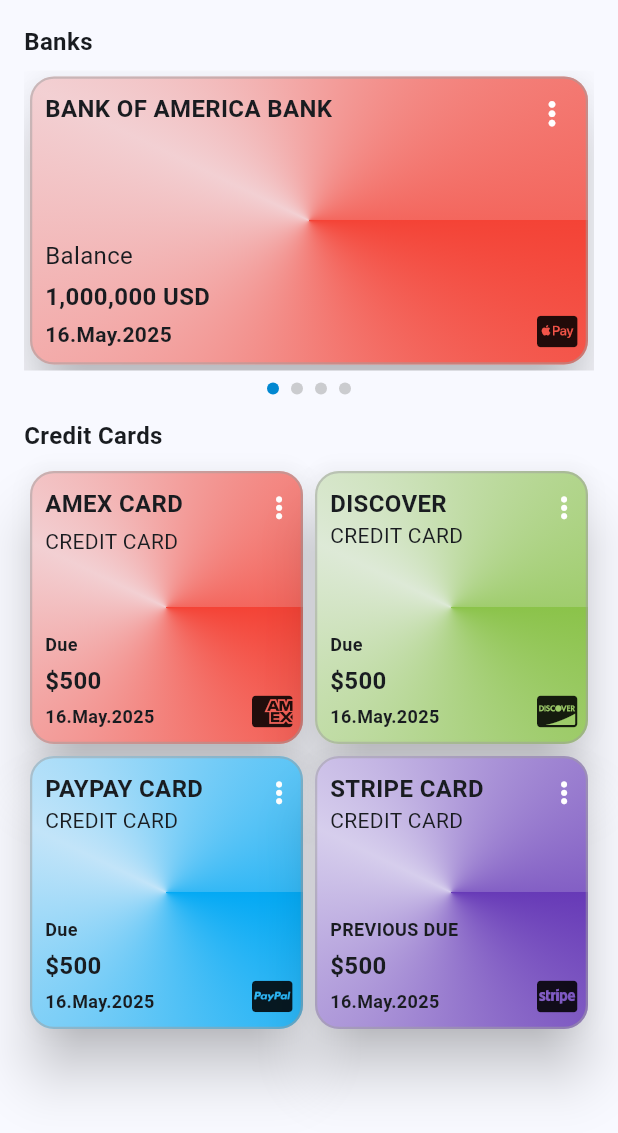
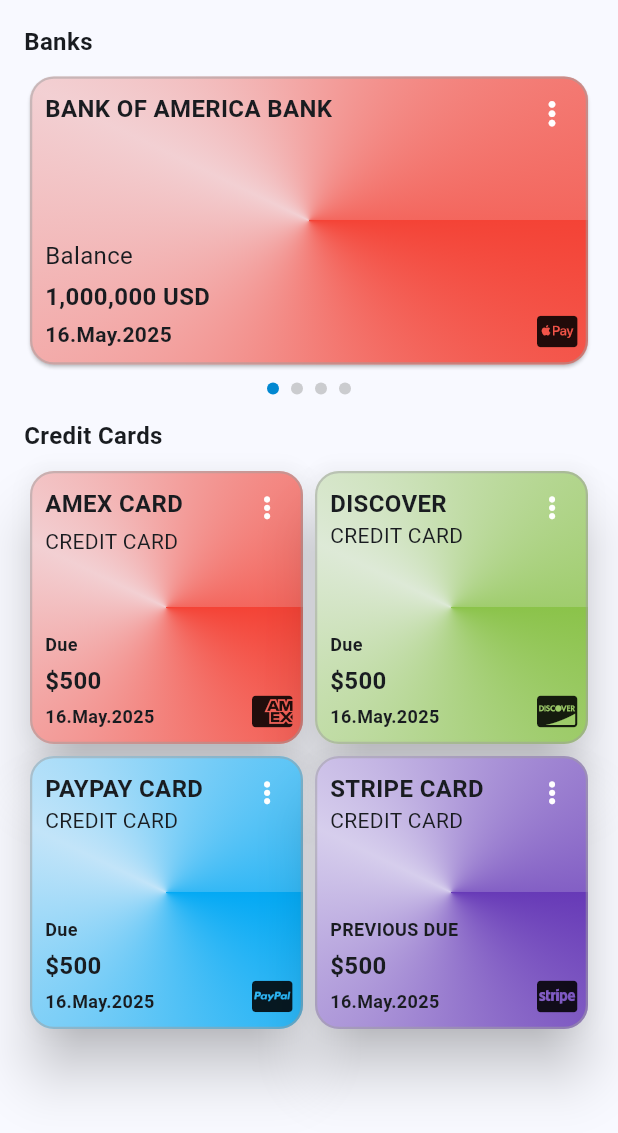
Before and after one commit to Sophanith9108/pbma, a Flutter app: the AccountScreen widget shown alone on an empty page, opened directly, on a phone screen of 412 x 824 dp. Shown: the top 1133 px of the screen. Run offline on Flutter 3.47's test engine with Material 3 defaults, Android fonts, the phone set to English and light mode, and no system bars; drawn by our look-alikes of carousel_slider, smooth_page_indicator; our stand-ins replace fluttertoast, font_awesome_flutter, get, google_fonts; Roboto replaces fonts that are missing (Angkor, Battambang).

Commit message:
feat: Update AccountScreen and TransactionController for improved UI and transaction handling

```diff
--- a/lib/account_controller.dart
+++ b/lib/account_controller.dart
@@ -42,7 +42,6 @@ class AccountController extends GetxController {
   Future<void> setData() async {
     banks = [
       Card(
-        elevation: AppDimensions.elevation,
         shape: RoundedRectangleBorder(
           borderRadius: BorderRadius.circular(AppDimensions.borderRadius),
           side: BorderSide(
@@ -50,6 +49,9 @@ class AccountController extends GetxController {
             color: Colors.grey.withValues(alpha: .5),
           ),
         ),
+        child: InkWell(
+          onTap: () {},
+          borderRadius: BorderRadius.circular(AppDimensions.borderRadius),
           child: Container(
             decoration: BoxDecoration(
               gradient: Colors.red.sweepGradient,
@@ -108,8 +110,8 @@ class AccountController extends GetxController {
             ),
           ),
         ),
+      ),
       Card(
-        elevation: AppDimensions.elevation,
         shape: RoundedRectangleBorder(
           borderRadius: BorderRadius.circular(AppDimensions.borderRadius),
           side: BorderSide(
@@ -117,6 +119,9 @@ class AccountController extends GetxController {
             color: Colors.grey.withValues(alpha: .5),
           ),
         ),
+        child: InkWell(
+          onTap: () {},
+          borderRadius: BorderRadius.circular(AppDimensions.borderRadius),
           child: Container(
             decoration: BoxDecoration(
               gradient: Colors.green.sweepGradient,
@@ -175,8 +180,8 @@ class AccountController extends GetxController {
             ),
           ),
         ),
+      ),
       Card(
-        elevation: AppDimensions.elevation,
         shape: RoundedRectangleBorder(
           borderRadius: BorderRadius.circular(AppDimensions.borderRadius),
           side: BorderSide(
@@ -184,6 +189,9 @@ class AccountController extends GetxController {
             color: Colors.grey.withValues(alpha: .5),
           ),
         ),
+        child: InkWell(
+          onTap: () {},
+          borderRadius: BorderRadius.circular(AppDimensions.borderRadius),
           child: Container(
             decoration: BoxDecoration(
               gradient: Colors.blue.sweepGradient,
@@ -242,8 +250,8 @@ class AccountController extends GetxController {
             ),
           ),
         ),
+      ),
       Card(
-        elevation: AppDimensions.elevation,
         shape: RoundedRectangleBorder(
           borderRadius: BorderRadius.circular(AppDimensions.borderRadius),
           side: BorderSide(
@@ -251,6 +259,9 @@ class AccountController extends GetxController {
             color: Colors.grey.withValues(alpha: .5),
           ),
         ),
+        child: InkWell(
+          onTap: () {},
+          borderRadius: BorderRadius.circular(AppDimensions.borderRadius),
           child: Container(
             decoration: BoxDecoration(
               gradient: Colors.purple.sweepGradient,
@@ -309,6 +320,7 @@ class AccountController extends GetxController {
             ),
           ),
         ),
+      ),
     ];
 
     creditCards = [
@@ -321,6 +333,9 @@ class AccountController extends GetxController {
             color: Colors.grey.withValues(alpha: .5),
           ),
         ),
+        child: InkWell(
+          onTap: () {},
+          borderRadius: BorderRadius.circular(AppDimensions.borderRadius),
           child: Container(
             decoration: BoxDecoration(
               gradient: Colors.red.sweepGradient,
@@ -336,7 +351,10 @@ class AccountController extends GetxController {
                   child: Column(
                     crossAxisAlignment: CrossAxisAlignment.start,
                     children: [
-                    Text("Amex Card".toUpperCase(), style: AppTextStyles.title),
+                      Text(
+                        "Amex Card".toUpperCase(),
+                        style: AppTextStyles.title,
+                      ),
                       const SizedBox(height: 4),
                       Text(
                         "Credit Card".toUpperCase(),
@@ -346,7 +364,7 @@ class AccountController extends GetxController {
                   ),
                 ),
                 Positioned(
-                right: -8,
+                  right: 0,
                   top: 0,
                   child: IconButton(
                     onPressed: () {},
@@ -386,6 +404,7 @@ class AccountController extends GetxController {
             ),
           ),
         ),
+      ),
       Card(
         elevation: AppDimensions.elevation,
         shape: RoundedRectangleBorder(
@@ -395,6 +414,9 @@ class AccountController extends GetxController {
             color: Colors.grey.withValues(alpha: .5),
           ),
         ),
+        child: InkWell(
+          onTap: () {},
+          borderRadius: BorderRadius.circular(AppDimensions.borderRadius),
           child: Container(
             decoration: BoxDecoration(
               gradient: Colors.lightGreen.sweepGradient,
@@ -410,7 +432,10 @@ class AccountController extends GetxController {
                   child: Column(
                     crossAxisAlignment: CrossAxisAlignment.start,
                     children: [
-                    Text("Discover".toUpperCase(), style: AppTextStyles.title),
+                      Text(
+                        "Discover".toUpperCase(),
+                        style: AppTextStyles.title,
+                      ),
                       Text(
                         "Credit Card".toUpperCase(),
                         style: AppTextStyles.subtitle,
@@ -419,7 +444,7 @@ class AccountController extends GetxController {
                   ),
                 ),
                 Positioned(
-                right: -8,
+                  right: 0,
                   top: 0,
                   child: IconButton(
                     onPressed: () {},
@@ -459,6 +484,7 @@ class AccountController extends GetxController {
             ),
           ),
         ),
+      ),
       Card(
         elevation: AppDimensions.elevation,
         shape: RoundedRectangleBorder(
@@ -468,6 +494,9 @@ class AccountController extends GetxController {
             color: Colors.grey.withValues(alpha: .5),
           ),
         ),
+        child: InkWell(
+          onTap: () {},
+          borderRadius: BorderRadius.circular(AppDimensions.borderRadius),
           child: Container(
             decoration: BoxDecoration(
               gradient: Colors.lightBlue.sweepGradient,
@@ -495,7 +524,7 @@ class AccountController extends GetxController {
                   ),
                 ),
                 Positioned(
-                right: -8,
+                  right: 0,
                   top: 0,
                   child: IconButton(
                     onPressed: () {},
@@ -535,6 +564,7 @@ class AccountController extends GetxController {
             ),
           ),
         ),
+      ),
       Card(
         elevation: AppDimensions.elevation,
         shape: RoundedRectangleBorder(
@@ -544,6 +574,9 @@ class AccountController extends GetxController {
             color: Colors.grey.withValues(alpha: .5),
           ),
         ),
+        child: InkWell(
+          onTap: () {},
+          borderRadius: BorderRadius.circular(AppDimensions.borderRadius),
           child: Container(
             decoration: BoxDecoration(
               gradient: Colors.deepPurple.sweepGradient,
@@ -571,7 +604,7 @@ class AccountController extends GetxController {
                   ),
                 ),
                 Positioned(
-                right: -8,
+                  right: 0,
                   top: 0,
                   child: IconButton(
                     onPressed: () {},
@@ -614,6 +647,7 @@ class AccountController extends GetxController {
             ),
           ),
         ),
+      ),
     ];
   }
 
--- a/lib/account_screen.dart
+++ b/lib/account_screen.dart
@@ -24,7 +24,7 @@ class AccountScreen extends StatelessWidget {
           child: ListView(
             padding: EdgeInsets.all(AppDimensions.padding),
             children: [
-              Text("Banks".tr, style: AppTextStyles.title),
+              Text("Banks".tr, style: AppTextStyles.header1),
               const SizedBox(height: 8),
               CarouselSlider(
                 items: controller.banks,
@@ -58,7 +58,7 @@ class AccountScreen extends StatelessWidget {
                 ),
               ),
               const SizedBox(height: AppDimensions.padding),
-              Text("Credit Cards".tr, style: AppTextStyles.title),
+              Text("Credit Cards".tr, style: AppTextStyles.header1),
               const SizedBox(height: 8),
               GridView.count(
                 shrinkWrap: true,
```
Also changed, not shown: lib/transaction_controller.dart (+14 -7 lines). Lines whose indentation alone changed are shown as unchanged.
